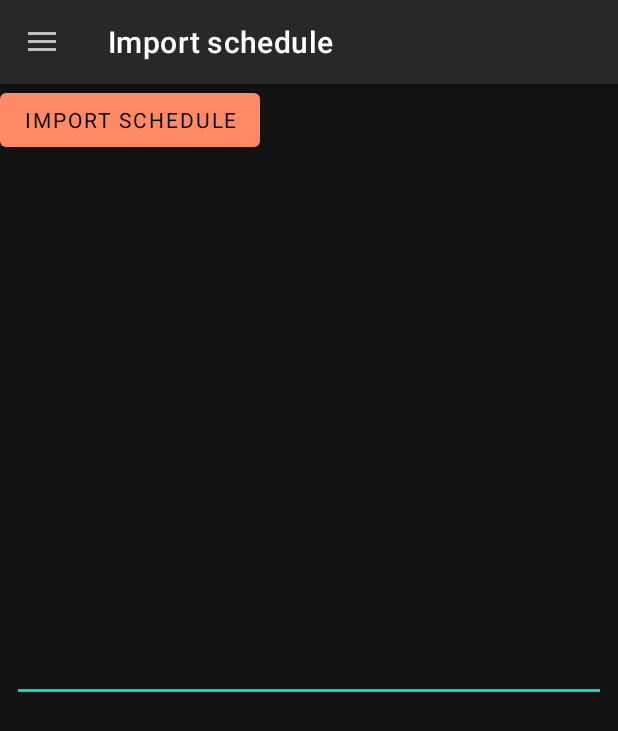
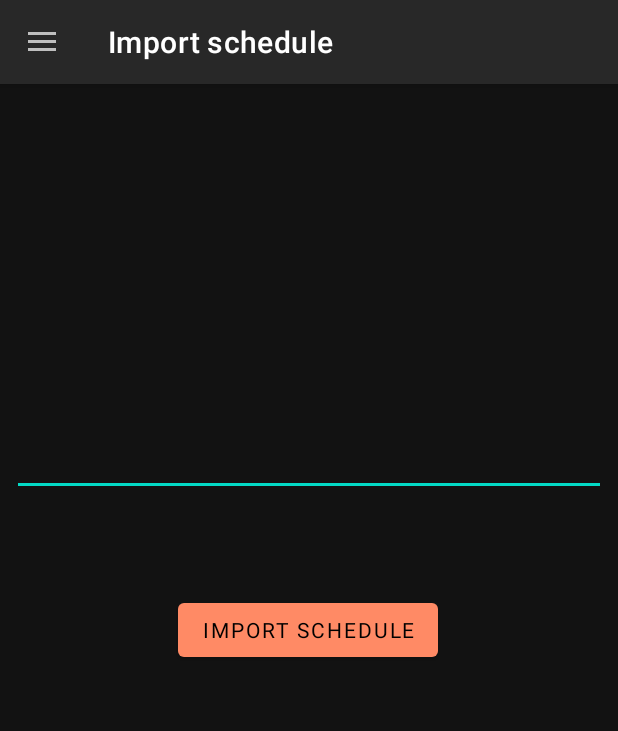
Before and after one commit to Daniloday/SmartSchedule, an Android app: the screen it shows after launch (MainActivity), in the side drawer, after a tap on "Import schedule", on a phone screen of 412 x 824 dp. Shown: the top 731 px of the screen. Run offline under Robolectric (Android 15) with nearby library versions, the phone set to English and light mode, and no system bars; our stand-ins replace Dagger/Hilt's generated code, Firebase (no records; nobody signed in at launch, a user with empty details on screens opened directly), Room's generated code, navigation-ui; libraries missing offline, so code that uses them is left out: com.xwray.groupie; Roboto replaces fonts that are not available here; 14 statements that could not run were skipped.

Commit message:
export and import

```diff
--- a/app/src/main/java/com/missclick/smartschedule/MainActivity.kt
+++ b/app/src/main/java/com/missclick/smartschedule/MainActivity.kt
@@ -1,6 +1,11 @@
 package com.missclick.smartschedule
 
+import android.content.Context
+import android.content.Intent
 import android.os.Bundle
+import android.util.AttributeSet
+import android.util.Log
+import android.view.View
 import androidx.appcompat.app.AppCompatActivity
 import androidx.appcompat.widget.Toolbar
 import androidx.drawerlayout.widget.DrawerLayout
@@ -10,11 +15,12 @@ import androidx.navigation.ui.navigateUp
 import androidx.navigation.ui.setupActionBarWithNavController
 import androidx.navigation.ui.setupWithNavController
 import com.google.android.material.navigation.NavigationView
+import com.missclick.smartschedule.ui.importScreen.ImportFragment
 
 class MainActivity : AppCompatActivity(){
 
     private lateinit var appBarConfiguration: AppBarConfiguration
-
+    private var id : String? = null
     override fun onCreate(savedInstanceState: Bundle?) {
         super.onCreate(savedInstanceState)
         setContentView(R.layout.activity_main)
@@ -24,10 +30,19 @@ class MainActivity : AppCompatActivity(){
         val drawerLayout: DrawerLayout = findViewById(R.id.drawer_layout)
         val navView: NavigationView = findViewById(R.id.nav_view)
         val navController = findNavController(R.id.nav_host_fragment)
+
         appBarConfiguration = AppBarConfiguration(setOf(
             R.id.nav_main_screen, R.id.nav_lessons, R.id.nav_import, R.id.nav_export, R.id.nav_settings), drawerLayout)
         setupActionBarWithNavController(navController, appBarConfiguration)
         navView.setupWithNavController(navController)
+
+        val intent = intent;
+        val action = intent.action;
+        val data = intent.dataString;
+        if (Intent.ACTION_VIEW == action && data != null) {
+            id = data.substring(data.lastIndexOf("/") + 1)
+            if(id != null) findNavController(R.id.nav_host_fragment).navigate(R.id.nav_import, ImportFragment.newInstance(id = id!!))
+        }
 
     }
 
--- a/app/src/main/java/com/missclick/smartschedule/ui/export/ExportFragment.kt
+++ b/app/src/main/java/com/missclick/smartschedule/ui/export/ExportFragment.kt
@@ -73,7 +73,7 @@ class ExportFragment : Fragment() {
         }
 
         button_share.setOnClickListener {
-            val text = "Hello!\nWelcome to my schedule\nIt is id:\n${text_your_code.text}"
+            val text = "Hello!\nWelcome to my schedule\nIt is id:\n${text_your_code.text}\nhttps://smartschedule.com/import/${text_your_code.text}"
             val sendIntent: Intent = Intent().apply {
                 action = Intent.ACTION_SEND
                 putExtra(Intent.EXTRA_TEXT, text)
--- a/app/src/main/java/com/missclick/smartschedule/ui/importScreen/ImportFragment.kt
+++ b/app/src/main/java/com/missclick/smartschedule/ui/importScreen/ImportFragment.kt
@@ -8,13 +8,21 @@ import androidx.fragment.app.Fragment
 import androidx.lifecycle.ViewModelProviders
 import com.missclick.smartschedule.MainActivity
 import com.missclick.smartschedule.R
+import com.missclick.smartschedule.data.models.LessonModel
 import kotlinx.android.synthetic.main.app_bar_main.*
 import kotlinx.android.synthetic.main.import_fragment.*
 
 class ImportFragment : Fragment() {
 
     private lateinit var importViewModel: ImportViewModel
+    private var id: String? = null
 
+    override fun onCreate(savedInstanceState: Bundle?) {
+        super.onCreate(savedInstanceState)
+        arguments?.let {
+            id = it.getString("id")
+        }
+    }
     override fun onCreateView(
             inflater: LayoutInflater,
             container: ViewGroup?,
@@ -29,10 +37,18 @@ class ImportFragment : Fragment() {
         super.onViewCreated(view, savedInstanceState)
         (activity as MainActivity).toolbar_edit.visibility = View.GONE
         (activity as MainActivity).toolbar_save.visibility = View.GONE
+        if (id != null) edit_import.setText(id)
         button_import.setOnClickListener {
             importViewModel.import(edit_import.text.toString())
         }
     }
 
+    companion object {
+        fun newInstance(id : String):Bundle{
+            return Bundle().apply {
+                putString("id", id)
+            }
+        }
+    }
 
 }
--- a/app/src/main/res/layout/import_fragment.xml
+++ b/app/src/main/res/layout/import_fragment.xml
@@ -17,18 +17,22 @@
         android:textSize="20sp"
         app:layout_constraintBottom_toBottomOf="parent"
         app:layout_constraintEnd_toEndOf="parent"
+        app:layout_constraintHorizontal_bias="0.0"
         app:layout_constraintStart_toStartOf="parent"
-        app:layout_constraintTop_toTopOf="parent" />
+        app:layout_constraintTop_toTopOf="parent"
+        app:layout_constraintVertical_bias="0.307" />
 
     <com.google.android.material.button.MaterialButton
         android:id="@+id/button_import"
         android:layout_width="wrap_content"
         android:layout_height="wrap_content"
-        android:layout_marginTop="22dp"
-        android:layout_marginEnd="86dp"
         android:text="@string/menu_import"
-        app:layout_constraintEnd_toEndOf="@+id/text_gallery"
-        app:layout_constraintTop_toBottomOf="@+id/text_gallery"
+        app:layout_constraintBottom_toBottomOf="parent"
+        app:layout_constraintEnd_toEndOf="parent"
+        app:layout_constraintHorizontal_bias="0.498"
+        app:layout_constraintStart_toStartOf="parent"
+        app:layout_constraintTop_toTopOf="parent"
+        app:layout_constraintVertical_bias="0.472"
         tools:ignore="MissingConstraints" />
 
 
```
Also changed, not shown: app/src/main/AndroidManifest.xml (+13 -1 lines).
